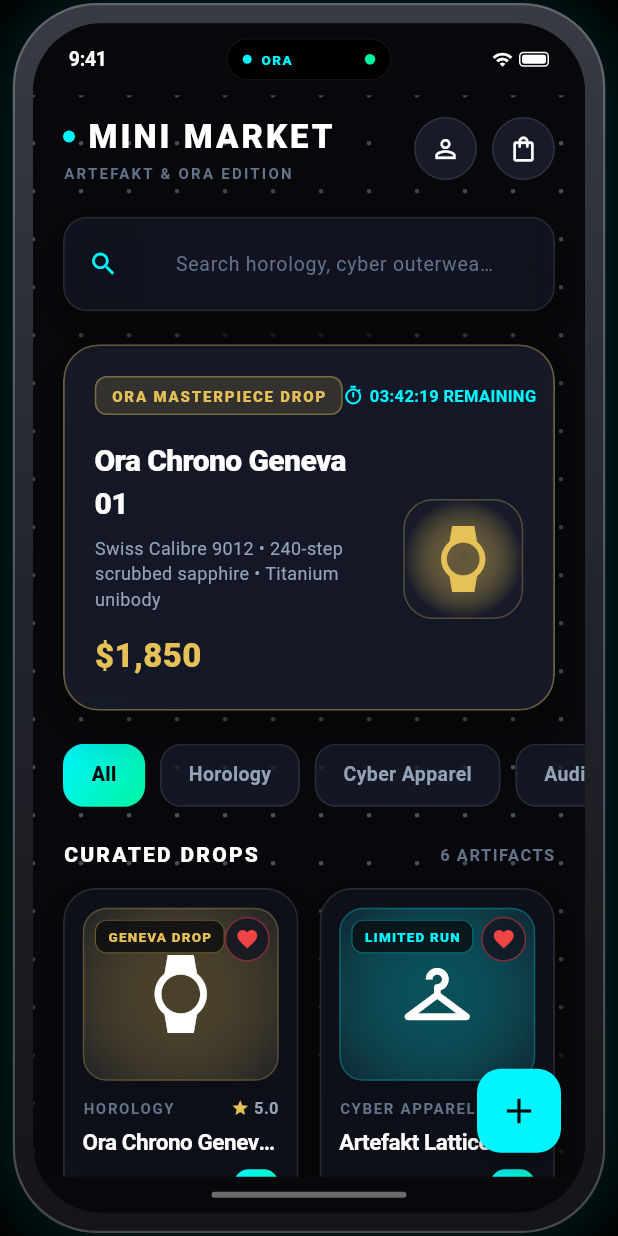
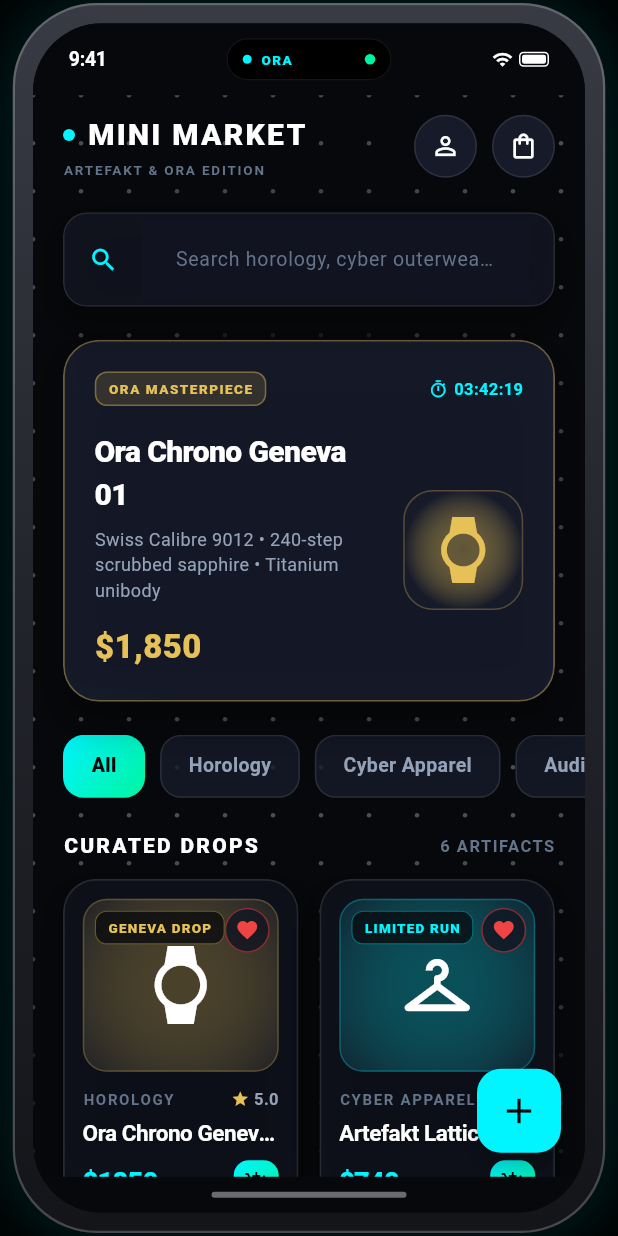
Before and after one commit to Merdikai/Mini-Market, a Flutter app: the screen it shows after launch, on a phone screen of 412 x 824 dp. Run offline on Flutter 3.47's test engine with Material 3 defaults, Android fonts, the phone set to English and light mode, and no system bars.

Commit message:
fix(ui): eliminate header render overflow and optimize build configuration

```diff
--- a/lib/screens/home_screen.dart
+++ b/lib/screens/home_screen.dart
@@ -46,7 +46,8 @@ class _HomeScreenState extends State<HomeScreen> {
                   child: Row(
                     mainAxisAlignment: MainAxisAlignment.spaceBetween,
                     children: [
-                      Column(
+                      Expanded(
+                        child: Column(
                           crossAxisAlignment: CrossAxisAlignment.start,
                           children: [
                             Row(
@@ -60,13 +61,16 @@ class _HomeScreenState extends State<HomeScreen> {
                                   ),
                                 ),
                                 const SizedBox(width: 8),
-                              const Text(
+                                const Flexible(
+                                  child: Text(
                                     'MINI MARKET',
+                                    overflow: TextOverflow.ellipsis,
                                     style: TextStyle(
                                       color: AppColors.textPrimary,
-                                  fontSize: 22,
+                                      fontSize: 20,
                                       fontWeight: FontWeight.w900,
-                                  letterSpacing: 2.0,
+                                      letterSpacing: 1.5,
+                                    ),
                                   ),
                                 ),
                               ],
@@ -74,14 +78,16 @@ class _HomeScreenState extends State<HomeScreen> {
                             const SizedBox(height: 2),
                             const Text(
                               'ARTEFAKT & ORA EDITION',
+                              overflow: TextOverflow.ellipsis,
                               style: TextStyle(
                                 color: AppColors.textMuted,
-                              fontSize: 10,
+                                fontSize: 9,
                                 fontWeight: FontWeight.w700,
-                              letterSpacing: 1.5,
+                                letterSpacing: 1.2,
                               ),
                             ),
                           ],
+                        ),
                       ),
                       Row(
                         children: [
@@ -215,8 +221,9 @@ class _HomeScreenState extends State<HomeScreen> {
                               Row(
                                 mainAxisAlignment: MainAxisAlignment.spaceBetween,
                                 children: [
-                                  Container(
-                                    padding: const EdgeInsets.symmetric(horizontal: 10, vertical: 5),
+                                  Flexible(
+                                    child: Container(
+                                      padding: const EdgeInsets.symmetric(horizontal: 8, vertical: 4),
                                       decoration: BoxDecoration(
                                         color: AppColors.champagneGold.withValues(alpha: 0.15),
                                         borderRadius: BorderRadius.circular(8),
@@ -226,21 +233,25 @@ class _HomeScreenState extends State<HomeScreen> {
                                         ),
                                       ),
                                       child: const Text(
-                                      'ORA MASTERPIECE DROP',
+                                        'ORA MASTERPIECE',
+                                        overflow: TextOverflow.ellipsis,
                                         style: TextStyle(
                                           color: AppColors.champagneGold,
-                                        fontSize: 10,
+                                          fontSize: 9,
                                           fontWeight: FontWeight.w800,
-                                        letterSpacing: 1.2,
+                                          letterSpacing: 1.0,
                                         ),
                                       ),
                                     ),
-                                  Row(
+                                  ),
+                                  const SizedBox(width: 8),
+                                  const Row(
+                                    mainAxisSize: MainAxisSize.min,
                                     children: [
-                                      const Icon(Icons.timer_outlined, size: 14, color: AppColors.neonCyan),
-                                      const SizedBox(width: 4),
-                                      const Text(
-                                        '03:42:19 REMAINING',
+                                      Icon(Icons.timer_outlined, size: 13, color: AppColors.neonCyan),
+                                      SizedBox(width: 4),
+                                      Text(
+                                        '03:42:19',
                                         style: TextStyle(
                                           color: AppColors.neonCyan,
                                           fontSize: 11,
```
Also changed, not shown: 1 other file. Lines whose indentation alone changed are shown as unchanged.
